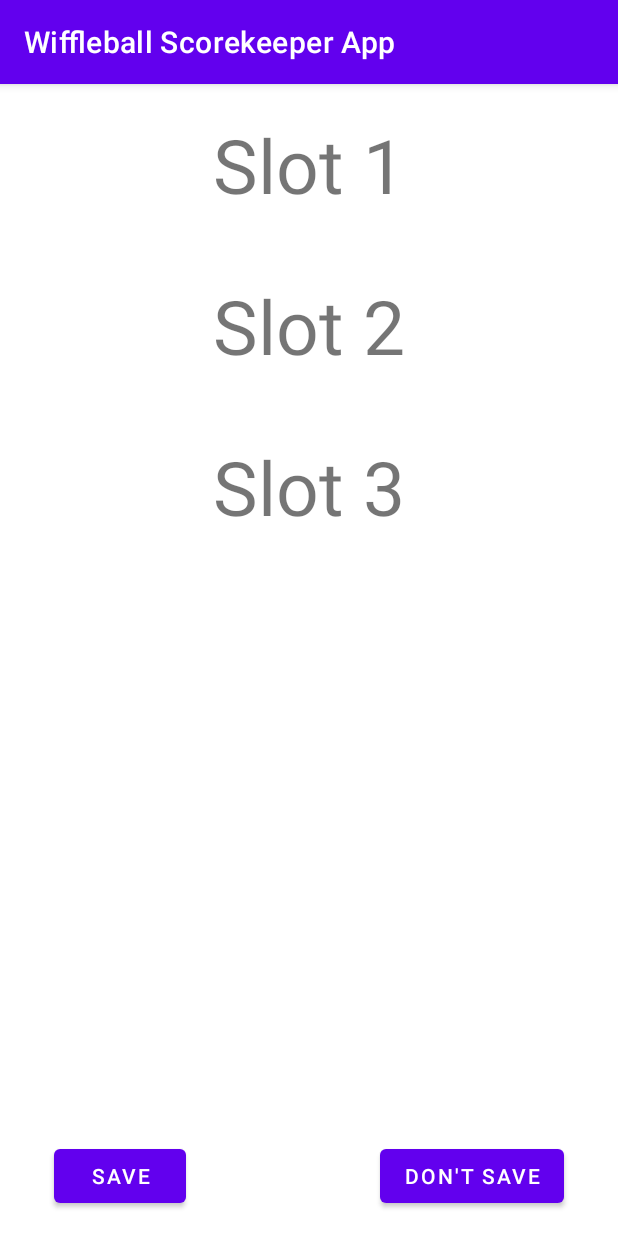
After one commit to corbcoff92/WiffleballScorekeeperApp, an Android app: the GameSaverActivity screen opened directly, with no data from a screen before it, on a phone screen of 412 x 824 dp. The commit adds this screen. Run offline under Robolectric (Android 15) with nearby library versions, the phone set to English and light mode, and no system bars.

Commit message:
Implemented save & load game functions.

```diff
--- a/app/build.gradle
+++ b/app/build.gradle
@@ -32,6 +32,7 @@ dependencies {
     implementation 'androidx.appcompat:appcompat:1.4.1'
     implementation 'com.google.android.material:material:1.5.0'
     implementation 'androidx.constraintlayout:constraintlayout:2.1.3'
+    implementation 'com.google.code.gson:gson:2.8.6'
     testImplementation 'junit:junit:4.+'
     androidTestImplementation 'androidx.test.ext:junit:1.1.3'
     androidTestImplementation 'androidx.test.espresso:espresso-core:3.4.0'
--- /dev/null
+++ b/app/src/main/java/com/example/wiffleballscorekeeperapp/GameSaverActivity.java
@@ -0,0 +1,58 @@
+package com.example.wiffleballscorekeeperapp;
+
+import androidx.appcompat.app.AppCompatActivity;
+
+import android.content.SharedPreferences;
+import android.os.Bundle;
+import android.widget.Toast;
+
+import com.example.game.GameAndroid;
+
+public class GameSaverActivity extends AppCompatActivity {
+    public final static String SAVE_SLOT_KEY_FORMAT = "GAME_SLOT_%d";
+    private final GameAndroid gameAndroid = GameAndroid.getInstance();
+    private int slotNum = 0;
+
+    @Override
+    protected void onCreate(Bundle savedInstanceState) {
+        super.onCreate(savedInstanceState);
+        setContentView(R.layout.activity_game_saver);
+
+        findViewById(R.id.button_save).setOnClickListener(view -> saveGame());
+        findViewById(R.id.button_dont_save).setOnClickListener(view -> gameNotSaved());
+        findViewById(R.id.textview_save_slot1).setOnClickListener(view -> selectSlotNum(1));
+        findViewById(R.id.textview_save_slot2).setOnClickListener(view -> selectSlotNum(2));
+        findViewById(R.id.textview_save_slot3).setOnClickListener(view -> selectSlotNum(3));
+    }
+
+    private void selectSlotNum(int slotNum) {
+        this.slotNum = slotNum;
+        makeToast(String.format("Slot %d selected", slotNum));
+    }
+
+    private void saveGame() {
+        if (slotNum >= 1 && slotNum <= 3) {
+            SharedPreferences sharedPreferences = getSharedPreferences("game_slots", MODE_PRIVATE);
+            SharedPreferences.Editor editor = sharedPreferences.edit();
+            String gameJson = gameAndroid.getCurrentGameJson();
+            editor.putString(String.format(SAVE_SLOT_KEY_FORMAT, slotNum), gameJson);
+            editor.apply();
+            makeToast(String.format("Game saved to slot %d", slotNum));
+            finish();
+        } else {
+            makeToast("Please first select a game slot...");
+        }
+    }
+
+    private void gameNotSaved()
+    {
+        makeToast("Game not saved...");
+        finish();
+    }
+
+    private void makeToast(String toastText)
+    {
+        Toast toast = Toast.makeText(this, toastText, Toast.LENGTH_SHORT);
+        toast.show();
+    }
+}
--- /dev/null
+++ b/app/src/main/res/layout/activity_game_saver.xml
@@ -0,0 +1,76 @@
+<?xml version="1.0" encoding="utf-8"?>
+<RelativeLayout xmlns:android="http://schemas.android.com/apk/res/android"
+    xmlns:tools="http://schemas.android.com/tools"
+    android:layout_width="match_parent"
+    android:layout_height="match_parent"
+    tools:context=".GameSaverActivity">
+
+    <TextView
+        android:id="@+id/textview_save_slot1"
+        android:layout_width="match_parent"
+        android:layout_height="wrap_content"
+        android:layout_marginStart="20dp"
+        android:layout_marginLeft="20dp"
+        android:layout_marginTop="20dp"
+        android:layout_marginEnd="20dp"
+        android:layout_marginRight="20dp"
+        android:layout_marginBottom="20dp"
+        android:clickable="true"
+        android:gravity="center"
+        android:text="Slot 1"
+        android:textSize="50sp" />
+
+    <TextView
+        android:id="@+id/textview_save_slot2"
+        android:layout_width="match_parent"
+        android:layout_height="wrap_content"
+        android:layout_below="@+id/textview_save_slot1"
+        android:layout_marginStart="20dp"
+        android:layout_marginLeft="20dp"
+        android:layout_marginTop="20dp"
+        android:layout_marginEnd="20dp"
+        android:layout_marginRight="20dp"
+        android:layout_marginBottom="20dp"
+        android:clickable="true"
+        android:gravity="center"
+        android:text="Slot 2"
+        android:textSize="50sp" />
+
+    <TextView
+        android:id="@+id/textview_save_slot3"
+        android:layout_width="match_parent"
+        android:layout_height="wrap_content"
+        android:layout_below="@+id/textview_save_slot2"
+        android:layout_marginStart="20dp"
+        android:layout_marginLeft="20dp"
+        android:layout_marginTop="20dp"
+        android:layout_marginEnd="20dp"
+        android:layout_marginRight="20dp"
+        android:layout_marginBottom="20dp"
+        android:clickable="true"
+        android:gravity="center"
+        android:text="Slot 3"
+        android:textSize="50sp" />
+
+    <Button
+        android:id="@+id/button_save"
+        android:layout_width="wrap_content"
+        android:layout_height="wrap_content"
+        android:text="Save"
+        android:layout_alignParentBottom="true"
+        android:layout_margin="16dp"
+        android:layout_alignLeft="@id/textview_save_slot1"
+        android:layout_alignStart="@id/textview_save_slot1" />
+
+    <Button
+        android:id="@+id/button_dont_save"
+        android:layout_width="wrap_content"
+        android:layout_height="wrap_content"
+        android:text="Don't save"
+        android:layout_alignParentBottom="true"
+        android:layout_alignBaseline="@id/button_save"
+        android:layout_margin="16dp"
+        android:layout_alignRight="@id/textview_save_slot1"
+        android:layout_alignEnd="@id/textview_save_slot1" />
+
+</RelativeLayout>
```
Also changed, not shown: app/src/main/AndroidManifest.xml (+7 -1 lines), app/src/main/java/com/example/game/GameAndroid.java (+14 -7 lines), app/src/main/java/com/example/game/GameSaver.java (added, +25 -0 lines), app/src/main/java/com/example/wiffleballscorekeeperapp/GameActivity.java (+9 -1 lines), app/src/main/java/com/example/wiffleballscorekeeperapp/GameLoaderActivity.java (added, +55 -0 lines), app/src/main/java/com/example/wiffleballscorekeeperapp/MainActivity.java (+23 -18 lines), app/src/main/res/layout/activity_game_loader.xml (added, +76 -0 lines), app/src/main/res/layout/activity_main.xml (+7 -0 lines).
